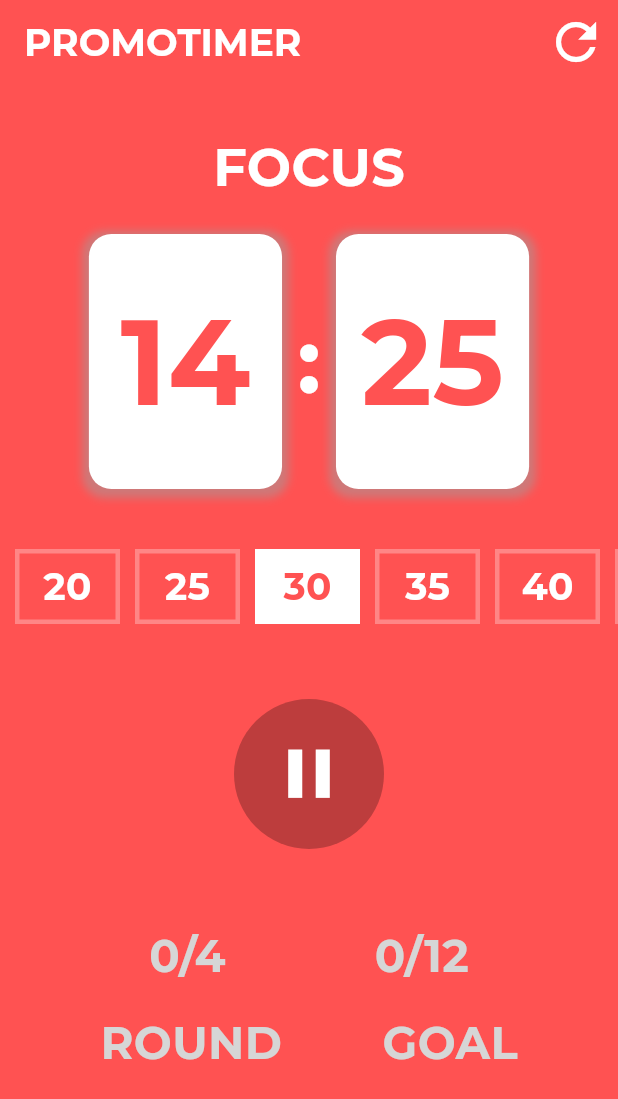
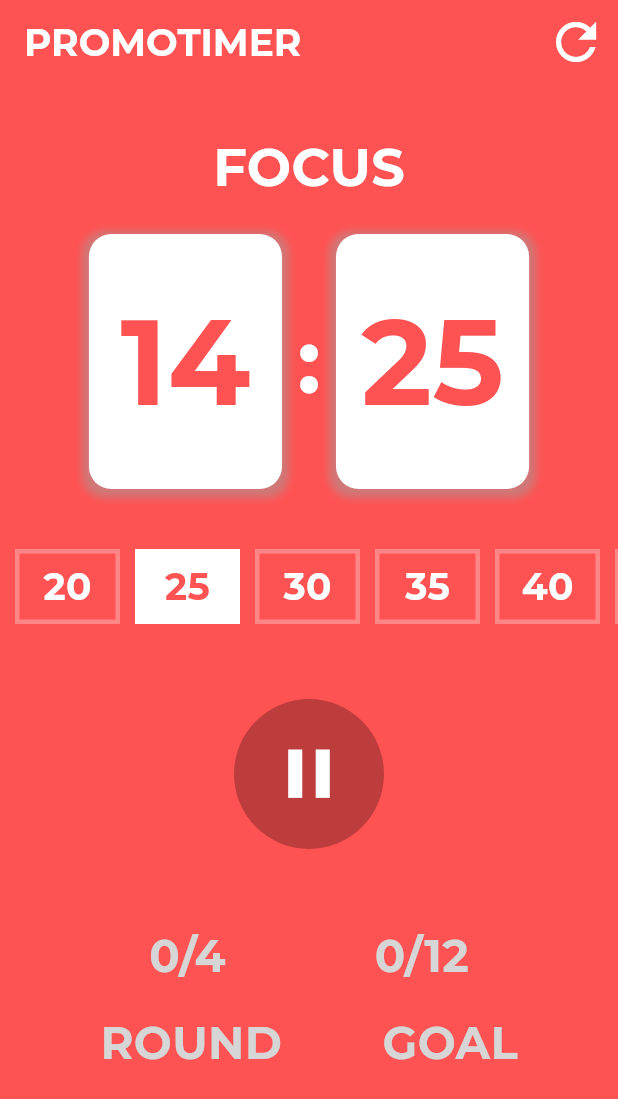
Before and after one commit to UildsonSantos/Pomodoro, a Flutter app: the screen it shows after launch, on a phone screen of 412 x 824 dp. Shown: the top 1099 px of the screen. Run offline on Flutter 3.47's test engine with Material 3 defaults, Android fonts, the phone set to English and light mode, and no system bars; our stand-ins replace google_fonts.

Commit message:
provider state for time options

```diff
--- a/lib/main.dart
+++ b/lib/main.dart
@@ -1,5 +1,7 @@
 import 'package:flutter/material.dart';
 import 'package:pomodoro/pages/pages.dart';
+import 'package:pomodoro/provider/provider.dart';
+import 'package:provider/provider.dart';
 
 void main() {
   runApp(const MainApp());
@@ -10,9 +12,12 @@ class MainApp extends StatelessWidget {
 
   @override
   Widget build(BuildContext context) {
-    return const MaterialApp(
-      debugShowCheckedModeBanner: false,
-      home: PomodoroPage(),
+    return ChangeNotifierProvider<TimerService>(
+      create: (context) => TimerService(),
+      child: const MaterialApp(
+        debugShowCheckedModeBanner: false,
+        home: PomodoroPage(),
+      ),
     );
   }
 }
--- /dev/null
+++ b/lib/provider/provider.dart
@@ -0,0 +1 @@
+export 'timer_service.dart';
--- /dev/null
+++ b/lib/provider/timer_service.dart
@@ -0,0 +1,15 @@
+import 'dart:async';
+
+import 'package:flutter/material.dart';
+
+class TimerService extends ChangeNotifier {
+  late Timer timer;
+  double currentDuration = 1500;
+  double selectedTime = 1500;
+
+  void selectTimer(double seconds) {
+    selectedTime = seconds;
+    currentDuration = seconds;
+    notifyListeners();
+  }
+}
--- a/lib/widgets/timer_options.dart
+++ b/lib/widgets/timer_options.dart
@@ -1,23 +1,27 @@
 import 'package:flutter/material.dart';
+import 'package:pomodoro/provider/provider.dart';
 import 'package:pomodoro/utils/utils.dart';
+import 'package:provider/provider.dart';
 
 class TimerOptions extends StatelessWidget {
   const TimerOptions({super.key});
 
   @override
   Widget build(BuildContext context) {
-    double selectedTime = 1800;
+    final provider = Provider.of<TimerService>(context);
 
     return SingleChildScrollView(
       controller: ScrollController(initialScrollOffset: 240),
       scrollDirection: Axis.horizontal,
       child: Row(
         children: selectTablesTimes.map((time) {
-          return Container(
+          return InkWell(
+            onTap: () => provider.selectTimer(double.parse(time)),
+            child: Container(
               margin: const EdgeInsets.only(left: 10),
               width: 70,
               height: 50,
-            decoration: int.parse(time) == selectedTime
+              decoration: int.parse(time) == provider.selectedTime
                   ? const BoxDecoration(
                       color: Colors.white,
                     )
@@ -33,9 +37,10 @@ class TimerOptions extends StatelessWidget {
                   style: textStyle(
                     size: 25,
                     fontWeight: FontWeight.bold,
-                  color: int.parse(time) == selectedTime
+                    color: int.parse(time) == provider.selectedTime
                         ? Colors.redAccent
                         : Colors.white,
+                  ),
                 ),
               ),
             ),
--- a/pubspec.yaml
+++ b/pubspec.yaml
@@ -10,6 +10,7 @@ dependencies:
   flutter:
     sdk: flutter
   google_fonts: ^6.2.1
+  provider: ^6.1.2
 
 dev_dependencies:
   flutter_test:
```
Also changed, not shown: pubspec.lock. Lines whose indentation alone changed are shown as unchanged.
